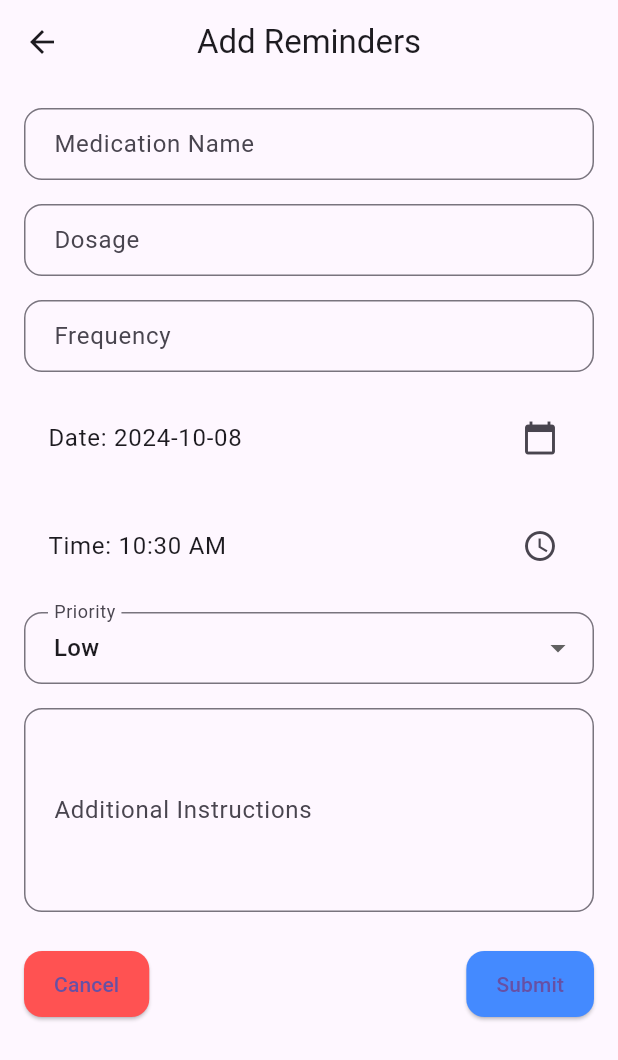
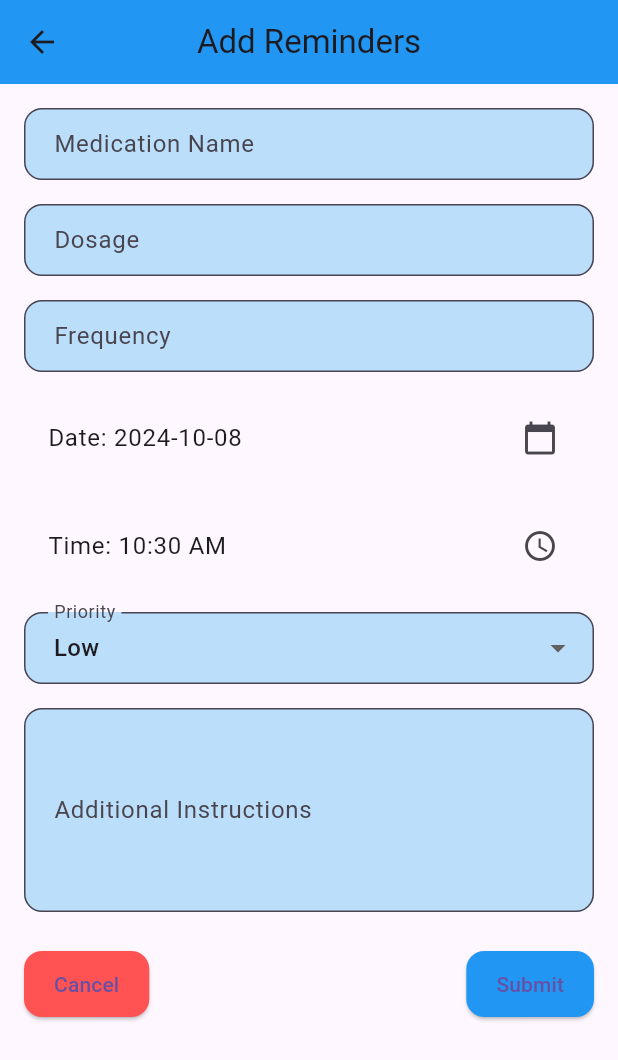
Before and after one commit to Sachintha-Dinuranga/medicare, a Flutter app: the screen it shows after launch, after a tap on "Add Reminder", on a phone screen of 412 x 824 dp. Shown: the top 1060 px of the screen. Run offline on Flutter 3.47's test engine with Material 3 defaults, Android fonts, the light colour scheme and no system bars; our stand-ins replace flutter_local_notifications, logger, permission_handler, shared_preferences, table_calendar, timezone.

Commit message:
UI changes

```diff
--- a/lib/features/reminder/add_reminder.dart
+++ b/lib/features/reminder/add_reminder.dart
@@ -147,6 +147,7 @@ class _AddReminderState extends State<AddReminder> {
       appBar: AppBar(
         title: const Text('Add Reminders'),
         centerTitle: true,
+        backgroundColor: Colors.blue,
       ),
       body: Padding(
         padding: const EdgeInsets.all(16.0),
@@ -162,6 +163,8 @@ class _AddReminderState extends State<AddReminder> {
                   border: OutlineInputBorder(
                     borderRadius: BorderRadius.circular(12),
                   ),
+                  filled: true,
+                  fillColor: Colors.blue[100],
                   contentPadding:
                       const EdgeInsets.symmetric(horizontal: 16, vertical: 12),
                 ),
@@ -185,6 +188,8 @@ class _AddReminderState extends State<AddReminder> {
                   border: OutlineInputBorder(
                     borderRadius: BorderRadius.circular(12),
                   ),
+                  filled: true,
+                  fillColor: Colors.blue[100],
                   contentPadding:
                       const EdgeInsets.symmetric(horizontal: 16, vertical: 12),
                 ),
@@ -208,6 +213,8 @@ class _AddReminderState extends State<AddReminder> {
                   border: OutlineInputBorder(
                     borderRadius: BorderRadius.circular(12),
                   ),
+                  filled: true,
+                  fillColor: Colors.blue[100],
                   contentPadding:
                       const EdgeInsets.symmetric(horizontal: 16, vertical: 12),
                 ),
@@ -248,6 +255,8 @@ class _AddReminderState extends State<AddReminder> {
                   border: OutlineInputBorder(
                     borderRadius: BorderRadius.circular(12),
                   ),
+                  filled: true,
+                  fillColor: Colors.blue[100],
                   contentPadding:
                       const EdgeInsets.symmetric(horizontal: 16, vertical: 12),
                 ),
@@ -276,6 +285,8 @@ class _AddReminderState extends State<AddReminder> {
                   border: OutlineInputBorder(
                     borderRadius: BorderRadius.circular(12),
                   ),
+                  filled: true,
+                  fillColor: Colors.blue[100],
                   contentPadding:
                       const EdgeInsets.symmetric(horizontal: 16, vertical: 20),
                 ),
@@ -308,7 +319,7 @@ class _AddReminderState extends State<AddReminder> {
                   ElevatedButton(
                     onPressed: _submitForm,
                     style: ElevatedButton.styleFrom(
-                      backgroundColor: Colors.blueAccent,
+                      backgroundColor: Colors.blue,
                       padding: const EdgeInsets.symmetric(
                           horizontal: 20, vertical: 12),
                       shape: RoundedRectangleBorder(
--- a/lib/features/reminder/reminder_list.dart
+++ b/lib/features/reminder/reminder_list.dart
@@ -203,6 +203,7 @@ class _ReminderListState extends State<ReminderList> {
       appBar: AppBar(
         title: const Text('Reminder List'),
         centerTitle: true,
+        backgroundColor: Colors.blue,
       ),
       body: Column(
         children: [
@@ -226,7 +227,7 @@ class _ReminderListState extends State<ReminderList> {
                           color: Colors.black), // Icon color
                       filled: true, // Enable fill
                       fillColor:
-                          Colors.blue[300], // Set background color to blue
+                          Colors.blue[200], // Set background color to blue
                       border: OutlineInputBorder(
                         borderRadius:
                             BorderRadius.circular(20.0), // Rounded corners
```
